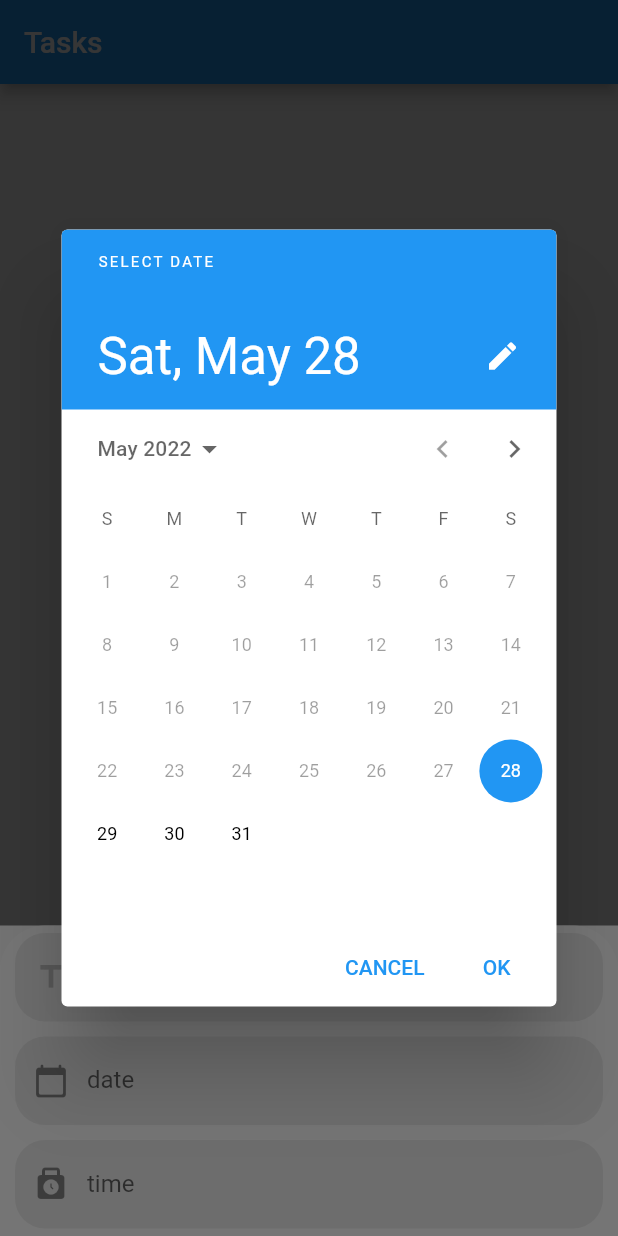
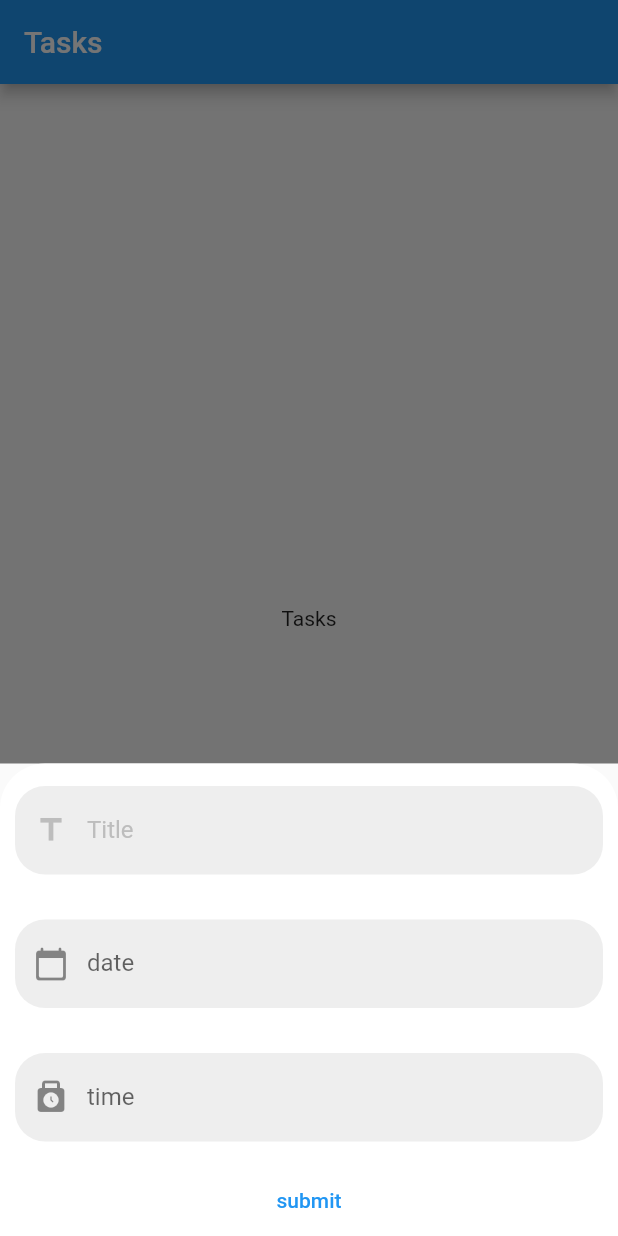
Before and after one commit to abualhamd/todo_app, a Flutter app: the screen it shows after launch, after a tap on the "edit" icon, on a phone screen of 412 x 824 dp. Run offline on Flutter 3.47's test engine with Material 2 defaults, Android fonts, the phone set to English and light mode, and no system bars; our stand-ins replace sqflite; accounts and stored records are empty; statements that could not run were skipped.

```diff
--- a/lib/main.dart
+++ b/lib/main.dart
@@ -1,5 +1,7 @@
 import 'package:flutter/material.dart';
 import 'package:sqflite/sqflite.dart';
+import 'package:provider/provider.dart';
+import 'package:todo_app/models/task_data.dart';
 import 'screens/home.dart';
 
 void main() {
@@ -12,50 +14,22 @@ class MyApp extends StatefulWidget {
 }
 
 class _MyAppState extends State<MyApp> {
-  late Database database;
-
   @override
   initState() {
     super.initState();
-    createDB();
+    Provider.of<TaskData>(context, listen: false).createDB();
   }
 
   @override
   Widget build(BuildContext context) {
-    return MaterialApp(
-      title: 'Flutter Demo',
-      theme: ThemeData(
-        primarySwatch: Colors.blue,
-      ),
-      home:Home()
-    );
-  }
-
-  Future createDB() async {
-    database = await openDatabase('todo.db', version: 1,
-        onCreate: (database, version) async {
-      await database.execute(
-          'CREATE TABLE tasks (id INTEGER PRIMARY KEY, title TEXT, date TEXT, time TEXT, status TEXT)'
-          ).catchError((error){
-            print(error.toString());
-      });
-      print('table created');
-    }, onOpen: (database) {
-      print('database opened');
-    });
-  }
-
-  void insertDB() async {
-    await database.transaction(
-      (txn) async {
-        await txn.rawInsert(
-            'INSERT INTO tasks(title, date, time, status) VALUES("good bye", "17-10-2021", "tomorrow", "active")'
-        ).then((value) {
-          print('$value inserted successfully');
-        }).catchError((error){
-          print(error.toString());
-        });
-      },
+    return ChangeNotifierProvider(
+      create: (BuildContext context) {},
+      child: MaterialApp(
+          title: 'Flutter Demo',
+          theme: ThemeData(
+            primarySwatch: Colors.blue,
+          ),
+          home: Home()),
     );
   }
 }
--- a/lib/screens/bottomSheet.dart
+++ b/lib/screens/bottomSheet.dart
@@ -1,9 +1,9 @@
 import 'package:flutter/material.dart';
 import 'package:todo_app/decorations.dart';
+import 'package:intl/intl.dart';
 import 'package:todo_app/components.dart';
 
 class MyBottomSheet extends StatefulWidget {
-  const MyBottomSheet({Key? key}) : super(key: key);
 
   @override
   State<MyBottomSheet> createState() => _MyBottomSheetState();
@@ -12,8 +12,12 @@ class MyBottomSheet extends StatefulWidget {
 class _MyBottomSheetState extends State<MyBottomSheet> {
   TextEditingController titleController = TextEditingController();
   TextEditingController timeController = TextEditingController();
-  TextEditingController statusController = TextEditingController();
+
+  // TextEditingController statusController = TextEditingController();
   TextEditingController dateController = TextEditingController();
+  final EdgeInsetsGeometry kFormTextFieldPadding =
+      const EdgeInsets.symmetric(horizontal: 10.0, vertical: 15.0);
+  GlobalKey formKey = GlobalKey<FormState>();
 
   @override
   Widget build(BuildContext context) {
@@ -28,53 +32,91 @@ class _MyBottomSheetState extends State<MyBottomSheet> {
             topStart: Radius.circular(30), topEnd: Radius.circular(30)),
       ),
       child: Form(
-        child: SingleChildScrollView(
-          reverse: true,
+        key: formKey,
         child: Column(
-            // mainAxisSize: MainAxisSize.min,
+          mainAxisSize: MainAxisSize.min,
           children: <Widget>[
-              // FormField
-              // Padding(
-              //   padding: const EdgeInsets.symmetric(horizontal: 20.0),
-              //   child: TextFormField(
-              //     controller: titleController,
-              //     keyboardType: TextInputType.text,
-              //     decoration: kInputDecoration,
-              //   ),
-              // ),
-              FormComponent(
-                  controller: titleController, decoration: kInputDecoration),
-              FormComponent(
+            Padding(
+              padding: kFormTextFieldPadding,
+              child: TextFormField(
+                controller: titleController,
+                decoration: kInputDecoration,
+                validator: (value) {
+                  if (value!.isEmpty) return 'title must not be empty';
+                  return null;
+                },
+              ),
+            ),
+            Padding(
+              padding: kFormTextFieldPadding,
+              child: TextFormField(
+                keyboardType: TextInputType.none,
                 controller: dateController,
                 decoration: kInputDecoration.copyWith(
                   prefixIcon: Icon(Icons.calendar_today_rounded),
                   label: Text('date'),
                 ),
-                  picker: Future.delayed(Duration.zero, () {
+                validator: (value) {
+                  if (value!.isEmpty) return 'date must not be empty';
+                  return null;
+                },
+                onTap: () {
+                  Future.delayed(
+                    Duration.zero,
+                    () {
                       showDatePicker(
                         context: context,
                         initialDate: DateTime.now(),
                         firstDate: DateTime.now(),
                         lastDate: DateTime.parse('2022-06-22'),
                       ).then((value) {
-                      print(value.toString());
+                        String time = DateFormat.yMMMd().format(value!);
+                        print(time);
+                        dateController.text = time;
                       });
-                  })),
-              FormComponent(
+                    },
+                  );
+                },
+              ),
+            ),
+            Padding(
+              padding: kFormTextFieldPadding,
+              child: TextFormField(
+                keyboardType: TextInputType.none,
                 controller: timeController,
                 decoration: kInputDecoration.copyWith(
                   prefixIcon: Icon(Icons.punch_clock_rounded),
                   label: Text('time'),
                 ),
-                // picker: Future.delayed(Duration.zero, (){
-                //       showTimePicker(
-                //       context: context,
-                //       initialTime: TimeOfDay.now()
-                //   ).then((value) => print(value.toString()));
-                // }),
+                validator: (value) {
+                  if (value!.isEmpty) return 'date must not be empty';
+                  return null;
+                },
+                onTap: () {
+                  Future.delayed(Duration.zero, () {
+                    showTimePicker(
+                            context: context, initialTime: TimeOfDay.now())
+                        .then((value) {
+                      String time = value!.format(context);
+                      print(time);
+                      timeController.text = time;
+                    });
+                  });
+                },
               ),
+            ),
+            TextButton(
+                child: Text('submit'),
+                onPressed: () {
+                  // if(formKey.currentState.validate())
+                  if (Form.of(context)!.validate())
+                    Navigator.pop(context, [
+                      titleController.text,
+                      dateController.text,
+                      timeController.text
+                    ]);
+                }),
           ],
-          ),
         ),
       ),
     );
--- a/lib/screens/home.dart
+++ b/lib/screens/home.dart
@@ -13,7 +13,7 @@ class Home extends StatefulWidget {
 
 class _HomeState extends State<Home> {
   int currentIndex = 0;
-  var scaffoldKey = GlobalKey<ScaffoldState>();
+  // GlobalKey scaffoldKey = GlobalKey<ScaffoldState>();
   bool bottomSheetOpened = false;
   IconData bottomNavIcon = Icons.edit;
 
@@ -33,16 +33,16 @@ class _HomeState extends State<Home> {
   Widget build(BuildContext context) {
     return Scaffold(
       // key: scaffoldKey,
+      // resizeToAvoidBottomInset: true,
       floatingActionButton: FloatingActionButton(
-        onPressed: (){
-          // setState(() {
-          //   bottomNavIcon = Icons.add;
-          // });
+        onPressed: () {
+          setState(() {
+            bottomNavIcon = Icons.add;
+          });
           showModalBottomSheet<void>(
             isScrollControlled: true,
             context: context,
-            builder: (BuildContext context)
-            {
+            builder: (BuildContext context) {
               return MyBottomSheet();
             },
           );
@@ -72,6 +72,5 @@ class _HomeState extends State<Home> {
       ),
       body: screens[currentIndex],
     );
-
   }
 }
--- a/pubspec.yaml
+++ b/pubspec.yaml
@@ -29,6 +29,8 @@ dependencies:
   # The following adds the Cupertino Icons font to your application.
   # Use with the CupertinoIcons class for iOS style icons.
   cupertino_icons: ^1.0.2
+  intl: ^0.17.0
+  provider: ^6.0.3
 
 dev_dependencies:
   flutter_test:
```
Also changed, not shown: lib/components.dart (+8 -3 lines), lib/decorations.dart (+7 -8 lines), lib/models/task.dart (added, +12 -0 lines), lib/models/task_data.dart (added, +40 -0 lines), pubspec.lock. Lines whose indentation alone changed are shown as unchanged.
